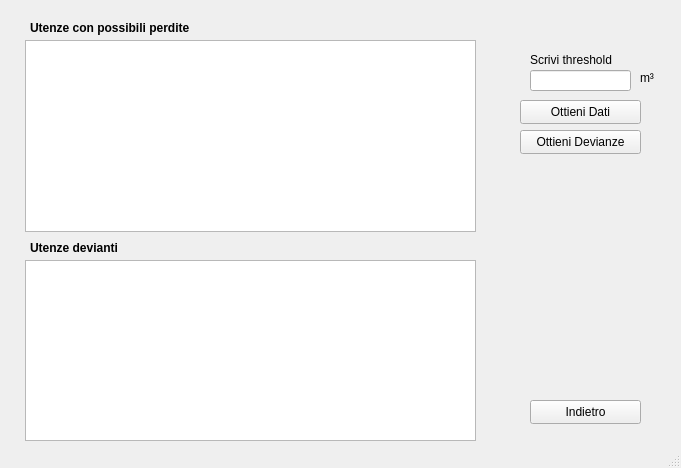
First picture: the form in analisi.ui, repository stefanodecillis/Progetto_Fondamenti_WR, before the edit.
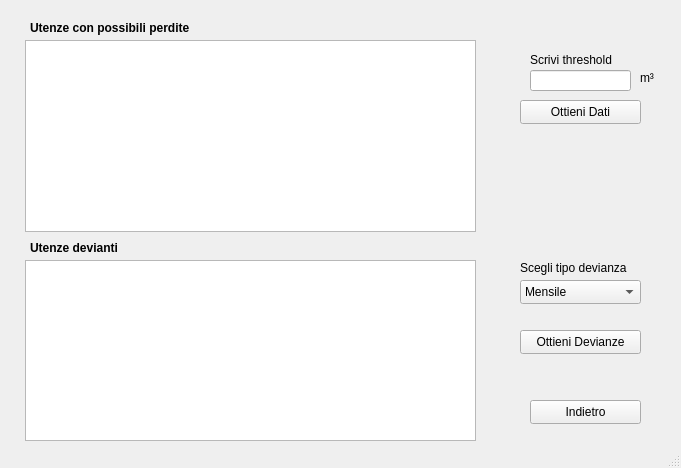
Second picture: the form after the edit.

```diff
--- a/analisi.ui
+++ b/analisi.ui
@@ -150,7 +150,7 @@
     <property name="geometry">
      <rect>
       <x>520</x>
-      <y>130</y>
+      <y>330</y>
       <width>121</width>
       <height>24</height>
      </rect>
@@ -159,6 +159,44 @@
      <string>Ottieni Devianze</string>
     </property>
    </widget>
+   <widget class="QComboBox" name="comboBox_deviance">
+    <property name="geometry">
+     <rect>
+      <x>520</x>
+      <y>280</y>
+      <width>121</width>
+      <height>24</height>
+     </rect>
+    </property>
+    <item>
+     <property name="text">
+      <string>Mensile</string>
+     </property>
+    </item>
+    <item>
+     <property name="text">
+      <string>Settimanale</string>
+     </property>
+    </item>
+    <item>
+     <property name="text">
+      <string>Giornaliera</string>
+     </property>
+    </item>
+   </widget>
+   <widget class="QLabel" name="label_2">
+    <property name="geometry">
+     <rect>
+      <x>520</x>
+      <y>260</y>
+      <width>131</width>
+      <height>16</height>
+     </rect>
+    </property>
+    <property name="text">
+     <string>Scegli tipo devianza</string>
+    </property>
+   </widget>
   </widget>
   <widget class="QStatusBar" name="statusbar"/>
  </widget>
```
